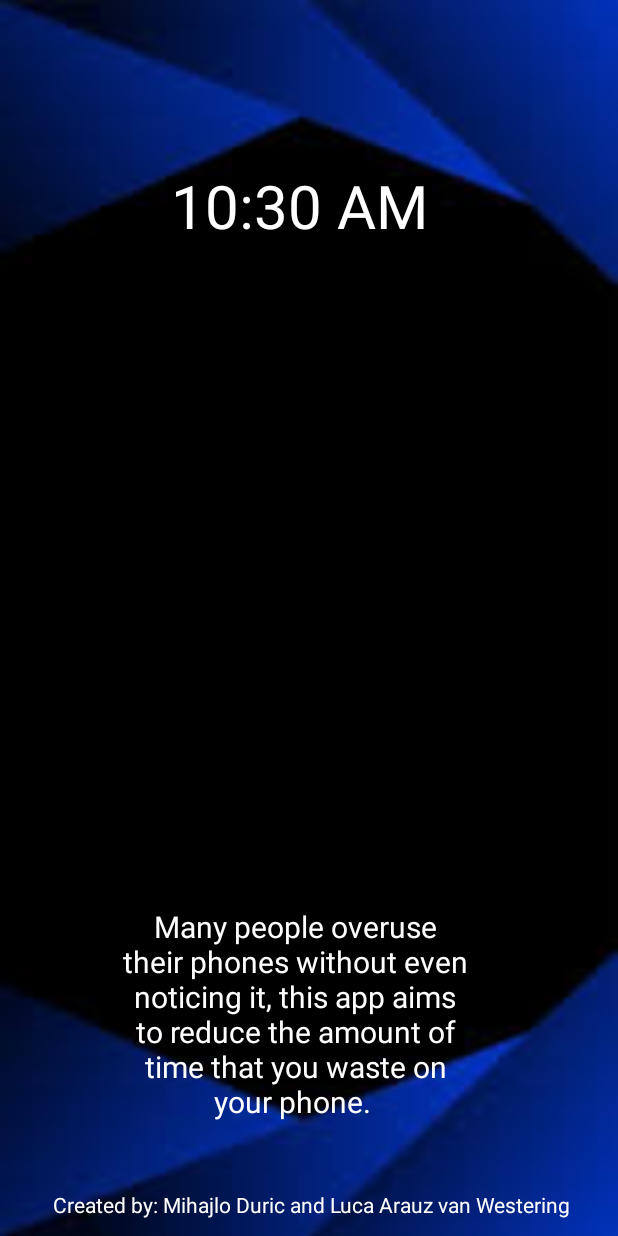
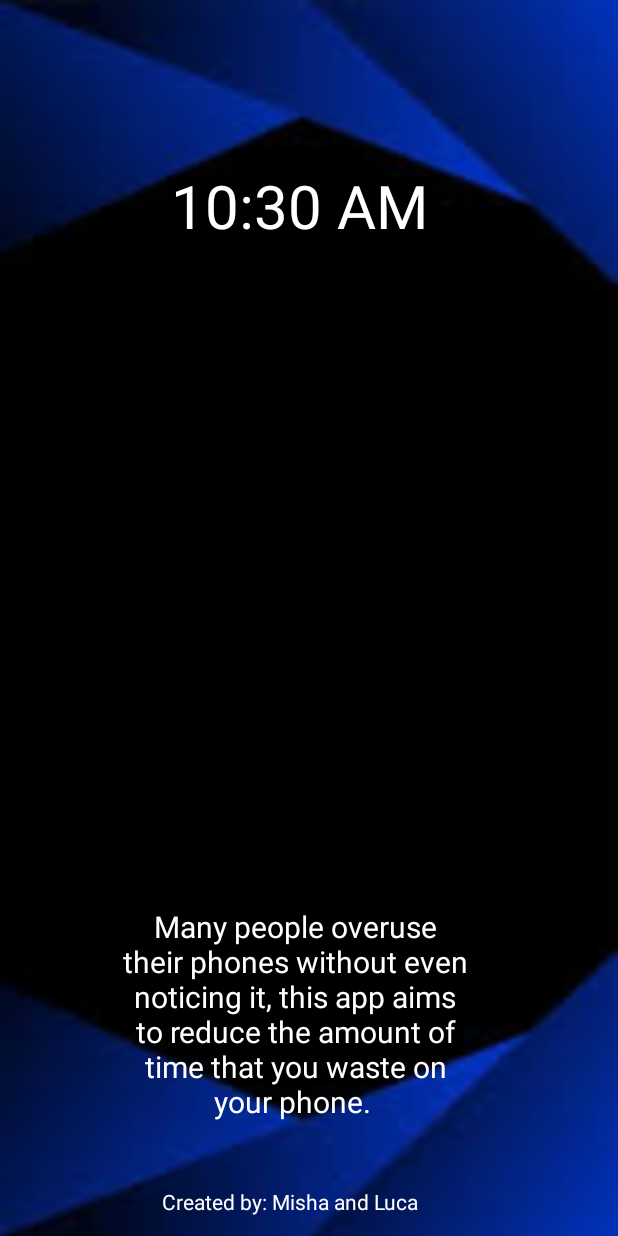
Before and after one commit to Lucaarauz/NotivateApp, an Android app: the screen it shows after launch (MainActivity), on a phone screen of 412 x 824 dp. Run offline under Robolectric (Android 15) with nearby library versions, the phone set to English and light mode, and no system bars.

Commit message:
no last names

```diff
--- a/app/src/main/res/layout/activity_main.xml
+++ b/app/src/main/res/layout/activity_main.xml
@@ -39,9 +39,9 @@
         android:layout_height="wrap_content"
         android:layout_alignParentStart="true"
         android:layout_alignParentBottom="true"
-        android:layout_marginStart="35dp"
-        android:layout_marginBottom="11dp"
-        android:text="Created by: Mihajlo Duric and Luca Arauz van Westering"
+        android:layout_marginStart="108dp"
+        android:layout_marginBottom="13dp"
+        android:text="Created by: Misha and Luca "
         android:textColor="#FFFFFF" />
 
 
```
